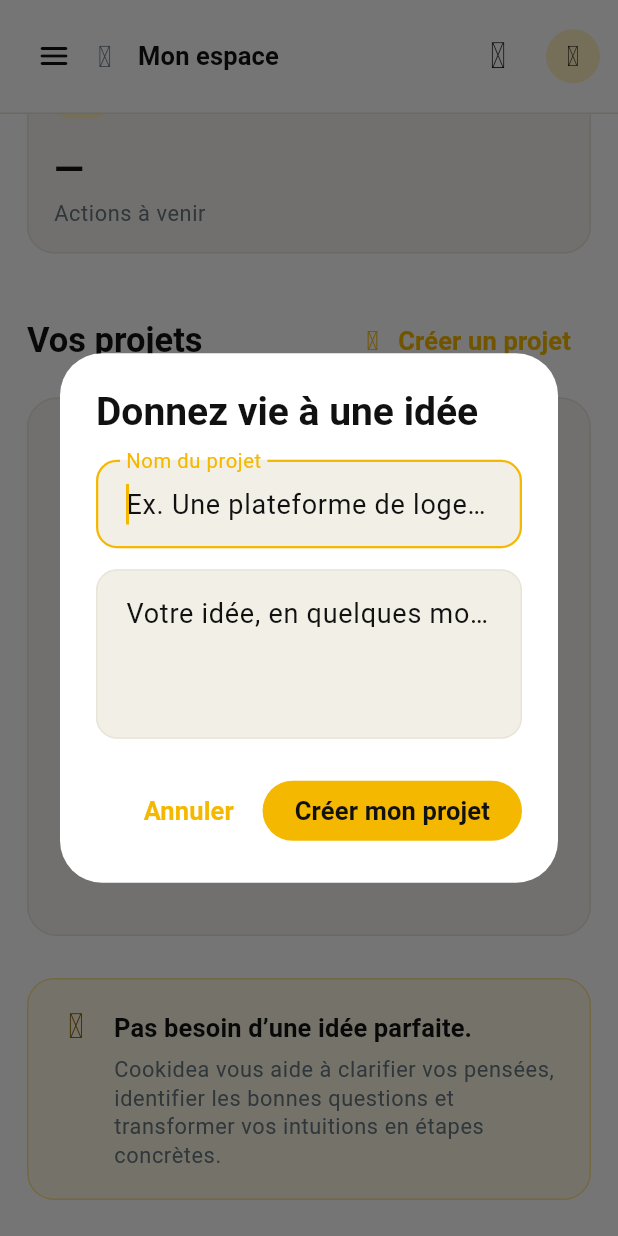
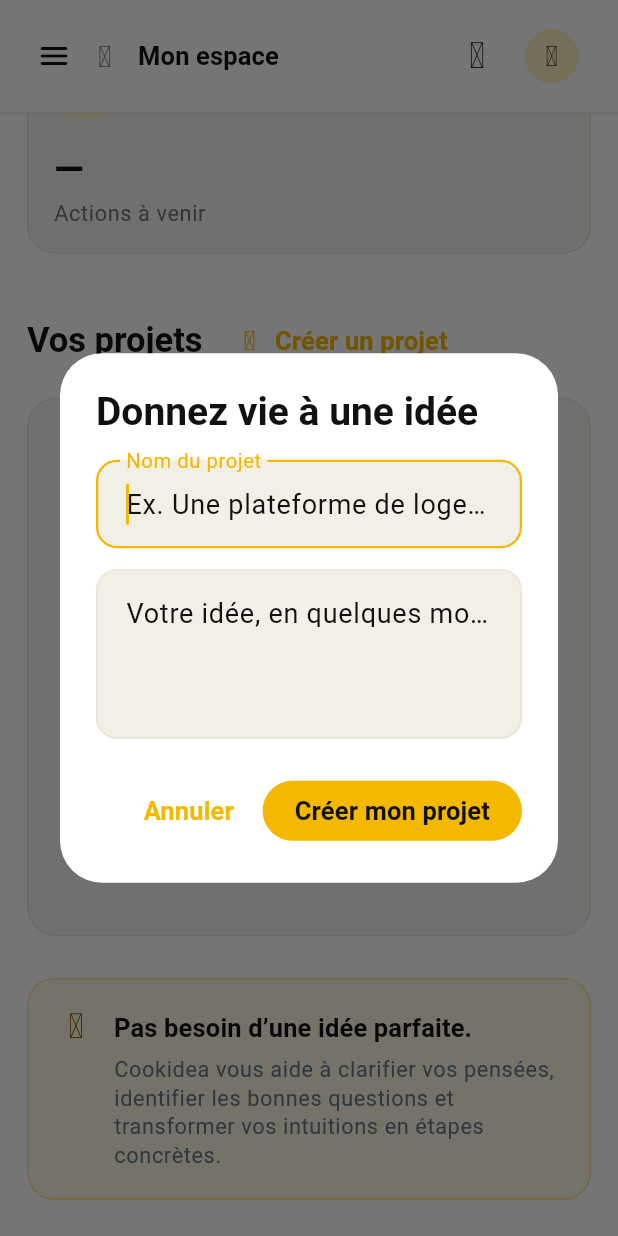
Before and after one commit to somboro08/Cookidea, a Flutter app: the screen it shows after launch, scrolled down 489 dp, after a tap on "Créer un projet", on a phone screen of 412 x 824 dp. Run offline on Flutter 3.47's test engine with Material 3 defaults, Android fonts, the phone set to English and light mode, and no system bars; our stand-ins replace flutter_riverpod, iconsax_flutter, supabase_flutter; accounts and stored records are empty.

Commit message:
fix: prevent dashboard header flex overflow on desktop and mobile

```diff
--- a/lib/features/dashboard/presentation/dashboard_page.dart
+++ b/lib/features/dashboard/presentation/dashboard_page.dart
@@ -201,7 +201,7 @@ class _TopBar extends StatelessWidget {
         if(compact) Builder(builder:(context)=>IconButton(onPressed:()=>Scaffold.of(context).openDrawer(),icon:const Icon(IconsaxMenu.icon))),
         Icon(AppIcons.dashboard,size:20,color:p.textSoft),
         const SizedBox(width:12),
-        Text('Mon espace',style:Theme.of(context).textTheme.titleSmall),
+        Flexible(child: Text('Mon espace', maxLines: 1, overflow: TextOverflow.ellipsis, style:Theme.of(context).textTheme.titleSmall)),
         const Spacer(),
         if(!compact) OutlinedButton.icon(onPressed:onCreate,icon:const Icon(AppIcons.add,size:19),label:const Text('Nouvelle idée')),
         if(compact) IconButton(onPressed:onCreate,tooltip:'Nouvelle idée',icon:const Icon(AppIcons.add)),
@@ -230,7 +230,7 @@ class _Sidebar extends StatelessWidget {
         Padding(padding:const EdgeInsets.only(left:8,bottom:42),child:Row(children:[
           Container(width:38,height:38,decoration:BoxDecoration(color:p.gold,borderRadius:BorderRadius.circular(13)),child:Icon(AppIcons.idea,color:p.onGold,size:22)),
           const SizedBox(width:11),
-          Text('cookidea',style:Theme.of(context).textTheme.titleLarge?.copyWith(fontWeight:FontWeight.w800,letterSpacing:-.7)),
+          Expanded(child: Text('cookidea', maxLines: 1, overflow: TextOverflow.ellipsis, style:Theme.of(context).textTheme.titleLarge?.copyWith(fontWeight:FontWeight.w800,letterSpacing:-.7))),
         ])),
         Padding(padding:const EdgeInsets.only(left:10,bottom:13),child:Text('WORKSPACE',style:Theme.of(context).textTheme.labelSmall?.copyWith(letterSpacing:1.4))),
         for(var i=0;i<_navItems.length;i++)
@@ -308,10 +308,16 @@ class _DashboardContent extends StatelessWidget {
         }),
       ],
       const SizedBox(height:34),
-      Row(children:[
-        Expanded(child:Text(projectsOnly?'Tous vos projets':'Vos projets',style:Theme.of(context).textTheme.titleLarge)),
-        TextButton.icon(onPressed:onCreate,icon:const Icon(AppIcons.add,size:18),label:const Text('Créer un projet')),
-      ]),
+      Wrap(
+        alignment: WrapAlignment.spaceBetween,
+        crossAxisAlignment: WrapCrossAlignment.center,
+        spacing: 12,
+        runSpacing: 6,
+        children:[
+          Text(projectsOnly?'Tous vos projets':'Vos projets',style:Theme.of(context).textTheme.titleLarge),
+          TextButton.icon(onPressed:onCreate,icon:const Icon(AppIcons.add,size:18),label:const Text('Créer un projet')),
+        ],
+      ),
       const SizedBox(height:14),
       if(error!=null) Card(child:Padding(padding:const EdgeInsets.all(18),child:Row(children:[
         Expanded(child:Text(error!,style:TextStyle(color:p.danger))),
```
